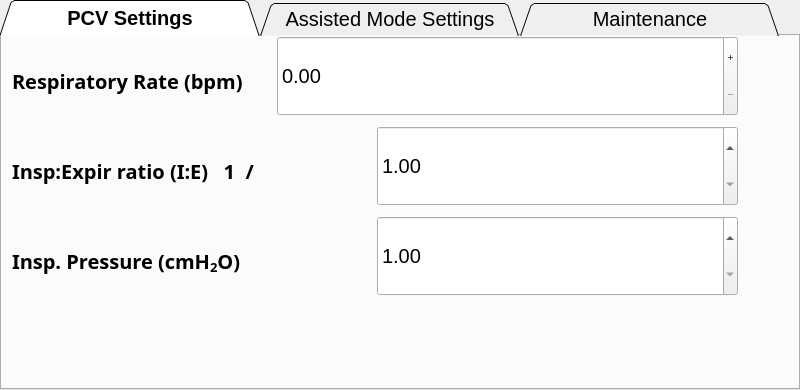
Old version of the form gui/settings/settings.ui in the repository MariuszSuchenek/MVM_GUI_test2.
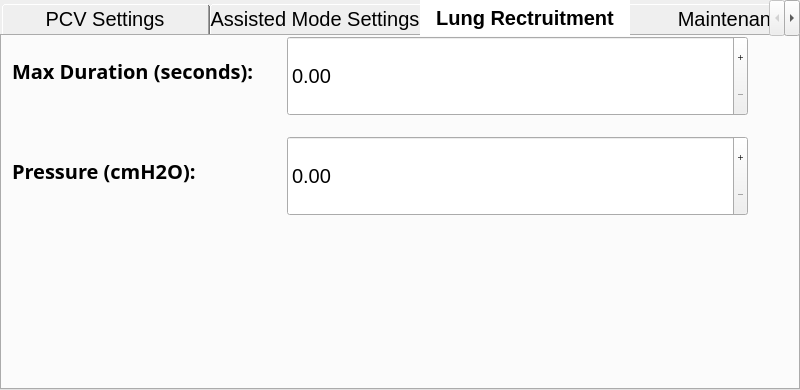
New version of the form. The open tabs and pages were chosen to show the change. Icons and pictures are not drawn. Custom widgets are drawn as their Qt base class.

Commit message: new tab for lung recruitment settings added

```diff
--- a/gui/settings/settings.ui
+++ b/gui/settings/settings.ui
@@ -84,7 +84,7 @@
       <property name="styleSheet">
        <string notr="true">QTabBar::tab {
     /* make the tab large enough to show the full text */
-    width: 260px;
+    width: 210px;
 }
 
 QTabBar::tab:selected {
@@ -101,7 +101,7 @@
        <enum>QTabWidget::North</enum>
       </property>
       <property name="tabShape">
-       <enum>QTabWidget::Triangular</enum>
+       <enum>QTabWidget::Rounded</enum>
       </property>
       <property name="currentIndex">
        <number>0</number>
@@ -1301,6 +1301,331 @@
         </property>
        </widget>
       </widget>
+      <widget class="QWidget" name="tab_3">
+       <attribute name="title">
+        <string>Lung Rectruitment</string>
+       </attribute>
+       <widget class="QLabel" name="label_5">
+        <property name="geometry">
+         <rect>
+          <x>10</x>
+          <y>10</y>
+          <width>241</width>
+          <height>50</height>
+         </rect>
+        </property>
+        <property name="font">
+         <font>
+          <family>.SF NS Text</family>
+          <pointsize>15</pointsize>
+          <weight>75</weight>
+          <bold>true</bold>
+         </font>
+        </property>
+        <property name="text">
+         <string>Max Duration (seconds):</string>
+        </property>
+       </widget>
+       <widget class="QDoubleSpinBox" name="spinBox_lr_t">
+        <property name="geometry">
+         <rect>
+          <x>260</x>
+          <y>0</y>
+          <width>511</width>
+          <height>80</height>
+         </rect>
+        </property>
+        <property name="font">
+         <font>
+          <pointsize>15</pointsize>
+         </font>
+        </property>
+        <property name="styleSheet">
+         <string notr="true"/>
+        </property>
+        <property name="buttonSymbols">
+         <enum>QAbstractSpinBox::PlusMinus</enum>
+        </property>
+       </widget>
+       <widget class="QPushButton" name="fake_btn_lr_t">
+        <property name="geometry">
+         <rect>
+          <x>330</x>
+          <y>0</y>
+          <width>351</width>
+          <height>81</height>
+         </rect>
+        </property>
+        <property name="palette">
+         <palette>
+          <active>
+           <colorrole role="Button">
+            <brush brushstyle="SolidPattern">
+             <color alpha="0">
+              <red>0</red>
+              <green>0</green>
+              <blue>0</blue>
+             </color>
+            </brush>
+           </colorrole>
+           <colorrole role="Base">
+            <brush brushstyle="SolidPattern">
+             <color alpha="0">
+              <red>0</red>
+              <green>0</green>
+              <blue>0</blue>
+             </color>
+            </brush>
+           </colorrole>
+           <colorrole role="Window">
+            <brush brushstyle="SolidPattern">
+             <color alpha="0">
+              <red>0</red>
+              <green>0</green>
+              <blue>0</blue>
+             </color>
+            </brush>
+           </colorrole>
+          </active>
+          <inactive>
+           <colorrole role="Button">
+            <brush brushstyle="SolidPattern">
+             <color alpha="0">
+              <red>0</red>
+              <green>0</green>
+              <blue>0</blue>
+             </color>
+            </brush>
+           </colorrole>
+           <colorrole role="Base">
+            <brush brushstyle="SolidPattern">
+             <color alpha="0">
+              <red>0</red>
+              <green>0</green>
+              <blue>0</blue>
+             </color>
+            </brush>
+           </colorrole>
+           <colorrole role="Window">
+            <brush brushstyle="SolidPattern">
+             <color alpha="0">
+              <red>0</red>
+              <green>0</green>
+              <blue>0</blue>
+             </color>
+            </brush>
+           </colorrole>
+          </inactive>
+          <disabled>
+           <colorrole role="Button">
+            <brush brushstyle="SolidPattern">
+             <color alpha="0">
+              <red>0</red>
+              <green>0</green>
+              <blue>0</blue>
+             </color>
+            </brush>
+           </colorrole>
+           <colorrole role="Base">
+            <brush brushstyle="SolidPattern">
+             <color alpha="0">
+              <red>0</red>
+              <green>0</green>
+              <blue>0</blue>
+             </color>
+            </brush>
+           </colorrole>
+           <colorrole role="Window">
+            <brush brushstyle="SolidPattern">
+             <color alpha="0">
+              <red>0</red>
+              <green>0</green>
+              <blue>0</blue>
+             </color>
+            </brush>
+           </colorrole>
+          </disabled>
+         </palette>
+        </property>
+        <property name="font">
+         <font>
+          <underline>false</underline>
+         </font>
+        </property>
+        <property name="styleSheet">
+         <string notr="true">QPushButton {
+	background-color: rgba(0, 0, 0, 0);
+     border-style: outset;
+}</string>
+        </property>
+        <property name="text">
+         <string/>
+        </property>
+       </widget>
+       <widget class="QLabel" name="label_10">
+        <property name="geometry">
+         <rect>
+          <x>10</x>
+          <y>110</y>
+          <width>231</width>
+          <height>50</height>
+         </rect>
+        </property>
+        <property name="font">
+         <font>
+          <family>.SF NS Text</family>
+          <pointsize>15</pointsize>
+          <weight>75</weight>
+          <bold>true</bold>
+         </font>
+        </property>
+        <property name="text">
+         <string>Pressure (cmH2O):</string>
+        </property>
+       </widget>
+       <widget class="QPushButton" name="fake_btn_lr_p">
+        <property name="geometry">
+         <rect>
+          <x>340</x>
+          <y>100</y>
+          <width>351</width>
+          <height>81</height>
+         </rect>
+        </property>
+        <property name="palette">
+         <palette>
+          <active>
+           <colorrole role="Button">
+            <brush brushstyle="SolidPattern">
+             <color alpha="0">
+              <red>0</red>
+              <green>0</green>
+              <blue>0</blue>
+             </color>
+            </brush>
+           </colorrole>
+           <colorrole role="Base">
+            <brush brushstyle="SolidPattern">
+             <color alpha="0">
+              <red>0</red>
+              <green>0</green>
+              <blue>0</blue>
+             </color>
+            </brush>
+           </colorrole>
+           <colorrole role="Window">
+            <brush brushstyle="SolidPattern">
+             <color alpha="0">
+              <red>0</red>
+              <green>0</green>
+              <blue>0</blue>
+             </color>
+            </brush>
+           </colorrole>
+          </active>
+          <inactive>
+           <colorrole role="Button">
+            <brush brushstyle="SolidPattern">
+             <color alpha="0">
+              <red>0</red>
+              <green>0</green>
+              <blue>0</blue>
+             </color>
+            </brush>
+           </colorrole>
+           <colorrole role="Base">
+            <brush brushstyle="SolidPattern">
+             <color alpha="0">
+              <red>0</red>
+              <green>0</green>
+              <blue>0</blue>
+             </color>
+            </brush>
+           </colorrole>
+           <colorrole role="Window">
+            <brush brushstyle="SolidPattern">
+             <color alpha="0">
+              <red>0</red>
+              <green>0</green>
+              <blue>0</blue>
+             </color>
+            </brush>
+           </colorrole>
+          </inactive>
+          <disabled>
+           <colorrole role="Button">
+            <brush brushstyle="SolidPattern">
+             <color alpha="0">
+              <red>0</red>
+              <green>0</green>
+              <blue>0</blue>
+             </color>
+            </brush>
+           </colorrole>
+           <colorrole role="Base">
+            <brush brushstyle="SolidPattern">
+             <color alpha="0">
+              <red>0</red>
+              <green>0</green>
+              <blue>0</blue>
+             </color>
+            </brush>
+           </colorrole>
+           <colorrole role="Window">
+            <brush brushstyle="SolidPattern">
+             <color alpha="0">
+              <red>0</red>
+              <green>0</green>
+              <blue>0</blue>
+             </color>
+            </brush>
+           </colorrole>
+          </disabled>
+         </palette>
+        </property>
+        <property name="font">
+         <font>
+          <underline>false</underline>
+         </font>
+        </property>
+        <property name="styleSheet">
+         <string notr="true">QPushButton {
+	background-color: rgba(0, 0, 0, 0);
+     border-style: outset;
+}</string>
+        </property>
+        <property name="text">
+         <string/>
+        </property>
+       </widget>
+       <widget class="QDoubleSpinBox" name="spinBox_lr_p">
+        <property name="geometry">
+         <rect>
+          <x>260</x>
+          <y>100</y>
+          <width>511</width>
+          <height>80</height>
+         </rect>
+        </property>
+        <property name="font">
+         <font>
+          <pointsize>15</pointsize>
+         </font>
+        </property>
+        <property name="styleSheet">
+         <string notr="true"/>
+        </property>
+        <property name="buttonSymbols">
+         <enum>QAbstractSpinBox::PlusMinus</enum>
+        </property>
+       </widget>
+       <zorder>label_5</zorder>
+       <zorder>spinBox_lr_t</zorder>
+       <zorder>label_10</zorder>
+       <zorder>spinBox_lr_p</zorder>
+       <zorder>fake_btn_lr_p</zorder>
+       <zorder>fake_btn_lr_t</zorder>
+      </widget>
       <widget class="QWidget" name="tab_special_ops">
        <attribute name="title">
         <string>Maintenance</string>
```
